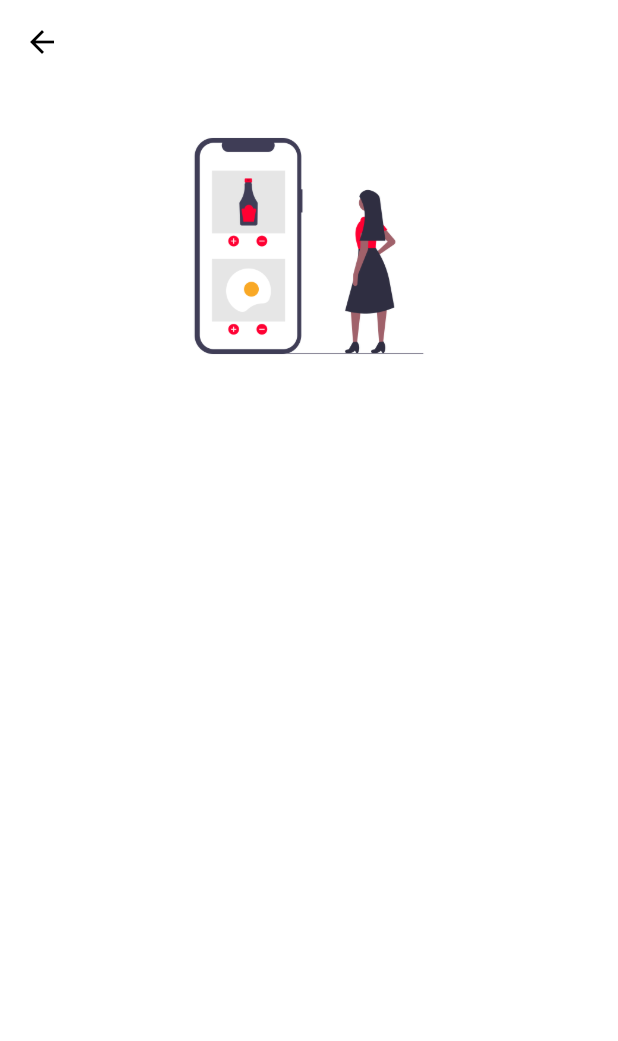
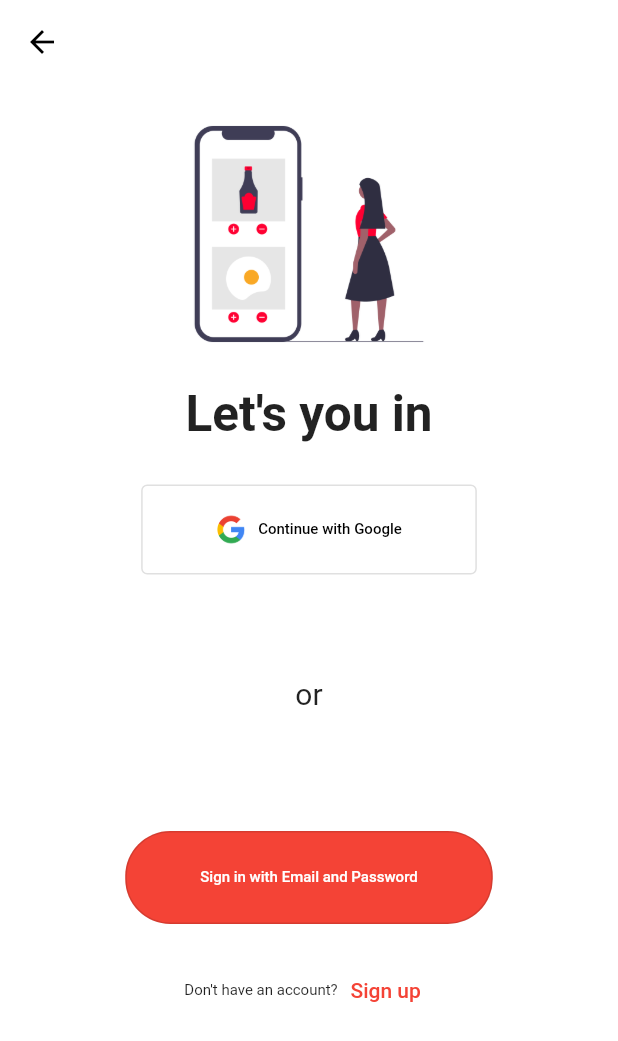
Before and after one commit to Sam-Tech-Ideas/flutternew, a Flutter app: the screen it shows after launch, on a phone screen of 412 x 824 dp. Shown: the top 1041 px of the screen. Run offline on Flutter 3.47's test engine with Material 2 defaults, Android fonts, the light colour scheme and no system bars.

```diff
--- a/lib/pages/registerpage.dart
+++ b/lib/pages/registerpage.dart
@@ -15,40 +15,146 @@ class _MyHomePageState extends State<MyHomePage> {
     return Scaffold(
       backgroundColor: Colors.white,
       appBar: AppBar(
-        backgroundColor:
-        Colors.white,
+        backgroundColor: Colors.white,
         elevation: 0,
-      leading:
-       IconButton(
-         icon: const Icon(Icons.arrow_back),
+        leading: IconButton(
+          icon: const Icon(Icons.arrow_back),
           color: Colors.black,
-         onPressed: () {},
-       ),
+          onPressed: () {},
+        ),
+      ),
+      body: SafeArea(
+        child: Center(
+          child: Column(
+            children: [
+              Image.asset(
+                'images/groc.png',
+                width: 200,
+                height: 200,
+              ),
+            const Text("Let's you in",
+                style: TextStyle(
+                  fontSize: 33,
+                  fontWeight: FontWeight.bold,
+                )),
+
+            const SizedBox(
+
+              height: 20,
+            ),
+           Padding(
+             padding: const EdgeInsets.all(8.0),
+             child: ElevatedButton.icon(onPressed: (){},
+                     style:
+                   ElevatedButton.styleFrom(
+                     backgroundColor: Colors.white,
+                     foregroundColor: Colors.black,
+                     padding:
+                      const EdgeInsets.symmetric(horizontal: 50, vertical: 20),
+                    side:
+                      const BorderSide(color: Colors.black12, width: 1),
+
+                     elevation: 0,
+                   ),
+
+
+             icon: Image.asset('images/G.png', width: 20, height: 20,),
+
+                label: const Text("Continue with Google",
+
+                style: TextStyle(
+                  fontSize: 10,
+
+
+                ),
+                ),
 
 
 
-      ),
+             ),
+           ),
+
+           SizedBox(
+              height: 60,
+            ),
+
+           const Center(
+             child: Text("or",
+                  style: TextStyle(
+                    fontSize: 20,
+
+                  )),
+           ),
+
+
+
+          //  style: ElevatedButton.styleFrom(
+          //    backgroundColor: Colors.white,
+          //    foregroundColor: Colors.black,
+          //    shape: RoundedRectangleBorder(
+          //      borderRadius: BorderRadius.circular(30),
+
+            SizedBox(
+              height: 80,
+            ),
+
+
+            ElevatedButton(onPressed: (){},
+            style: ElevatedButton.styleFrom(
+              backgroundColor: Colors.red,
+              foregroundColor: Colors.white,
+              shape: RoundedRectangleBorder(
+                borderRadius: BorderRadius.circular(30),
+              ),
+              padding: const EdgeInsets.symmetric(horizontal: 50, vertical: 25),
+              side: const BorderSide(color: Colors.black12, width: 1),
+              elevation: 0,
+            ),
+            child:
+            const Text("Sign in with Email and Password",
+
+            style: TextStyle(
+              fontSize: 10,
 
 
 
 
+            ),
+            ),
 
-      body:
 
+            ),
+
+            const SizedBox(
+              height: 20,
+            ),
 
             Row(
               mainAxisAlignment: MainAxisAlignment.center,
               children: [
+                const Text("Don't have an account?",
 
-                Padding(
-                  padding: const EdgeInsets.all(8.0),
-                  child: Image.asset('images/groc.png',
-                  width: 200,
-                  height: 200,
-                  ),
+                style: TextStyle(
+                  fontSize: 10,
+
                 ),
+                ),
+                  TextButton(
+                      onPressed: () {},
+                      child: const Text(
+                        "Sign up",
+                      ))
+
               ],
             ),
+
+
+
+            ],
+          ),
+        ),
+      ),
+    );
 
 
 
@@ -57,9 +163,5 @@ class _MyHomePageState extends State<MyHomePage> {
 
 
 
-
-
-
-    );
   }
 }
```
Also changed, not shown: images/G.png (added), images/logo.png (added), lib/pages/login.dart (added), lib/pages/signup.dart (added).
